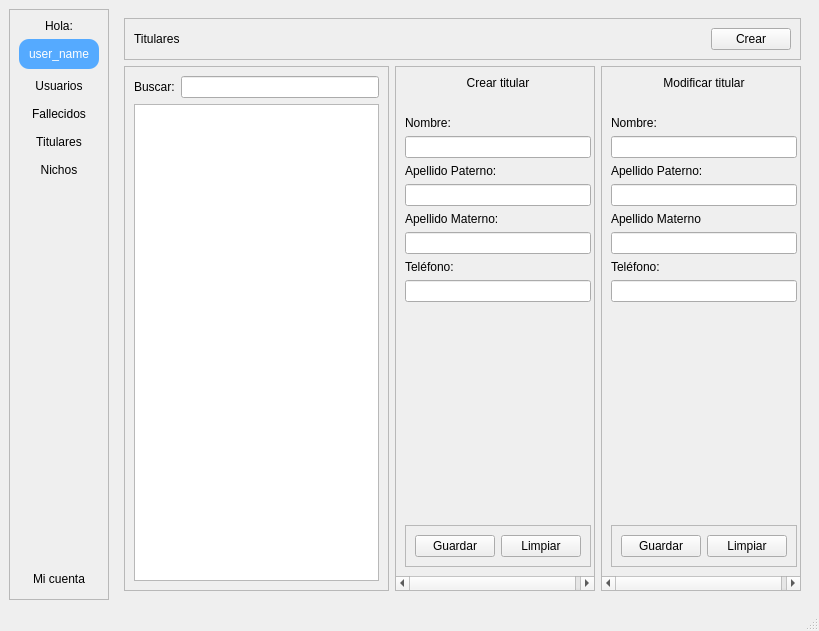
The window that niches/view/ui/main_window.ui (degorck/enduring-chambers) describes before a commit, drawn with Qt 5.
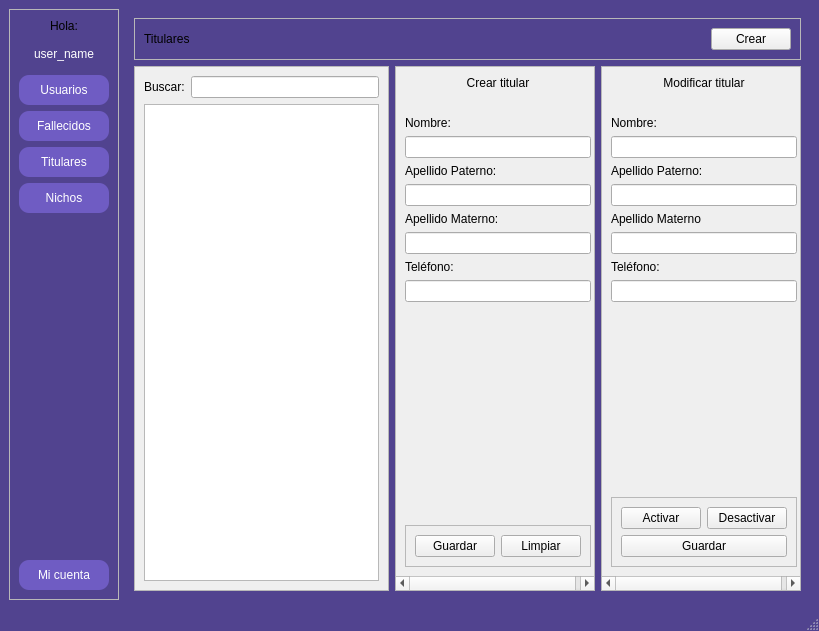
The same window after the commit. The open tabs and pages were chosen to show the change. Icons and pictures are not drawn.

Commit message: Separated MainWindow functionality

Patch:
```diff
--- a/niches/view/ui/main_window.ui
+++ b/niches/view/ui/main_window.ui
@@ -20,23 +20,51 @@
    <string extracomment="Segoe UI,9,-1,5,400,0,0,0,0,0,0,0,0,0,0,1">Enduring Chambers</string>
   </property>
   <property name="styleSheet">
-   <string notr="true"/>
+   <string notr="true">QMainWindow{
+	background-color: rgb(81, 67, 143)
+}</string>
   </property>
   <property name="unifiedTitleAndToolBarOnMac">
    <bool>false</bool>
   </property>
   <widget class="QWidget" name="centralwidget">
-   <layout class="QGridLayout" name="gridLayout">
-    <item row="0" column="0">
-     <widget class="QFrame" name="frame_9">
+   <layout class="QHBoxLayout" name="horizontalLayout_7">
+    <item>
+     <widget class="QFrame" name="frame_lateral_window">
       <property name="minimumSize">
        <size>
-        <width>100</width>
+        <width>110</width>
         <height>0</height>
        </size>
       </property>
+      <property name="maximumSize">
+       <size>
+        <width>200</width>
+        <height>16777215</height>
+       </size>
+      </property>
       <property name="styleSheet">
-       <string notr="true"/>
+       <string notr="true">QPushButton{
+	background-color:rgb(111, 92, 195);
+	color: rgb(255, 255, 255);
+	padding: 8px 8px;
+	border-radius: 10px;
+}
+QPushButton:hover{
+	background-color: rgb(125, 108, 201);
+	color: rgb(255, 255, 255);
+	padding: 8px 8px;
+	border-radius: 10px;
+}
+QPushButton:checked{
+	background-color:rgb(81, 67, 143);
+	color: rgb(255, 255, 255);
+	padding: 8px 8px;
+	border-radius: 10px;
+}
+QFrame#frame_lateral_window{
+	background_color: rgb(141, 117, 249)
+}</string>
       </property>
       <property name="frameShape">
        <enum>QFrame::StyledPanel</enum>
@@ -47,6 +75,9 @@
       <layout class="QVBoxLayout" name="verticalLayout_5">
        <item>
         <widget class="QLabel" name="label_welcome">
+         <property name="styleSheet">
+          <string notr="true"/>
+         </property>
          <property name="text">
           <string>Hola:</string>
          </property>
@@ -59,7 +90,7 @@
         <widget class="QLabel" name="label_welcome_user_name">
          <property name="styleSheet">
           <string notr="true">QLabel{
-	background-color: rgb(85, 170, 255);
+	background-color: rgb(81, 67, 143);
 	color: rgb(255, 255, 255);
 	padding: 8px 8px;
 	border-radius: 10px;
@@ -75,6 +106,12 @@
        </item>
        <item>
         <widget class="QPushButton" name="push_button_users">
+         <property name="sizePolicy">
+          <sizepolicy hsizetype="Expanding" vsizetype="Fixed">
+           <horstretch>0</horstretch>
+           <verstretch>0</verstretch>
+          </sizepolicy>
+         </property>
          <property name="font">
           <font>
            <pointsize>9</pointsize>
@@ -116,6 +153,12 @@
        </item>
        <item>
         <widget class="QPushButton" name="push_button_deceased">
+         <property name="sizePolicy">
+          <sizepolicy hsizetype="Expanding" vsizetype="Fixed">
+           <horstretch>0</horstretch>
+           <verstretch>0</verstretch>
+          </sizepolicy>
+         </property>
          <property name="layoutDirection">
           <enum>Qt::RightToLeft</enum>
          </property>
@@ -148,6 +191,12 @@
        </item>
        <item>
         <widget class="QPushButton" name="push_button_holders">
+         <property name="sizePolicy">
+          <sizepolicy hsizetype="Expanding" vsizetype="Fixed">
+           <horstretch>0</horstretch>
+           <verstretch>0</verstretch>
+          </sizepolicy>
+         </property>
          <property name="layoutDirection">
           <enum>Qt::RightToLeft</enum>
          </property>
@@ -174,6 +223,12 @@
        </item>
        <item>
         <widget class="QPushButton" name="push_button_niches">
+         <property name="sizePolicy">
+          <sizepolicy hsizetype="Expanding" vsizetype="Fixed">
+           <horstretch>0</horstretch>
+           <verstretch>0</verstretch>
+          </sizepolicy>
+         </property>
          <property name="layoutDirection">
           <enum>Qt::RightToLeft</enum>
          </property>
@@ -243,7 +298,7 @@
       </layout>
      </widget>
     </item>
-    <item row="0" column="1">
+    <item>
      <widget class="QStackedWidget" name="stacked_widget">
       <property name="autoFillBackground">
        <bool>false</bool>
@@ -1145,14 +1200,11 @@
             <rect>
              <x>0</x>
              <y>0</y>
-             <width>124</width>
-             <height>117</height>
+             <width>253</width>
+             <height>500</height>
             </rect>
            </property>
            <layout class="QFormLayout" name="formLayout_12">
-            <item row="0" column="1">
-             <widget class="QLineEdit" name="lineEdit_14"/>
-            </item>
             <item row="0" column="0">
              <widget class="QLabel" name="label_21">
               <property name="text">
@@ -1160,8 +1212,11 @@
               </property>
              </widget>
             </item>
+            <item row="0" column="1">
+             <widget class="QLineEdit" name="line_edit_search_holders"/>
+            </item>
             <item row="1" column="0" colspan="2">
-             <widget class="QTableView" name="tableView_5"/>
+             <widget class="QTableWidget" name="table_widget_holders"/>
             </item>
            </layout>
           </widget>
@@ -1322,8 +1377,8 @@
             <rect>
              <x>0</x>
              <y>0</y>
-             <width>194</width>
-             <height>316</height>
+             <width>198</width>
+             <height>500</height>
             </rect>
            </property>
            <layout class="QVBoxLayout" name="verticalLayout_15">
@@ -1411,18 +1466,25 @@
               <property name="frameShadow">
                <enum>QFrame::Raised</enum>
               </property>
-              <layout class="QHBoxLayout" name="horizontalLayout_17">
-               <item>
-                <widget class="QPushButton" name="pushButton_28">
+              <layout class="QFormLayout" name="formLayout">
+               <item row="1" column="0" colspan="2">
+                <widget class="QPushButton" name="push_button_modify_holder_save">
                  <property name="text">
                   <string>Guardar</string>
                  </property>
                 </widget>
                </item>
-               <item>
-                <widget class="QPushButton" name="pushButton_29">
+               <item row="0" column="0">
+                <widget class="QPushButton" name="push_modify_holder_activate">
                  <property name="text">
-                  <string>Limpiar</string>
+                  <string>Activar</string>
+                 </property>
+                </widget>
+               </item>
+               <item row="0" column="1">
+                <widget class="QPushButton" name="push_button_modify_holder_deactivate">
+                 <property name="text">
+                  <string>Desactivar</string>
                  </property>
                 </widget>
                </item>
```
Left out of the diff: 176 changed lines with no effect on the pictures. The commit also changes 27 other files.
